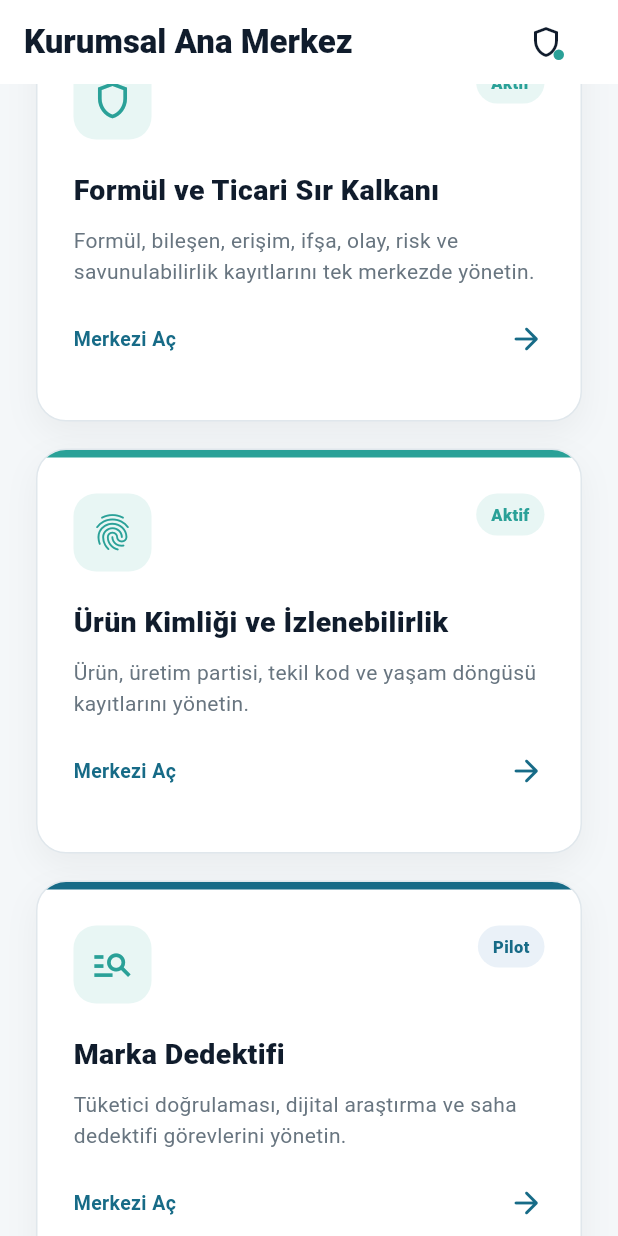
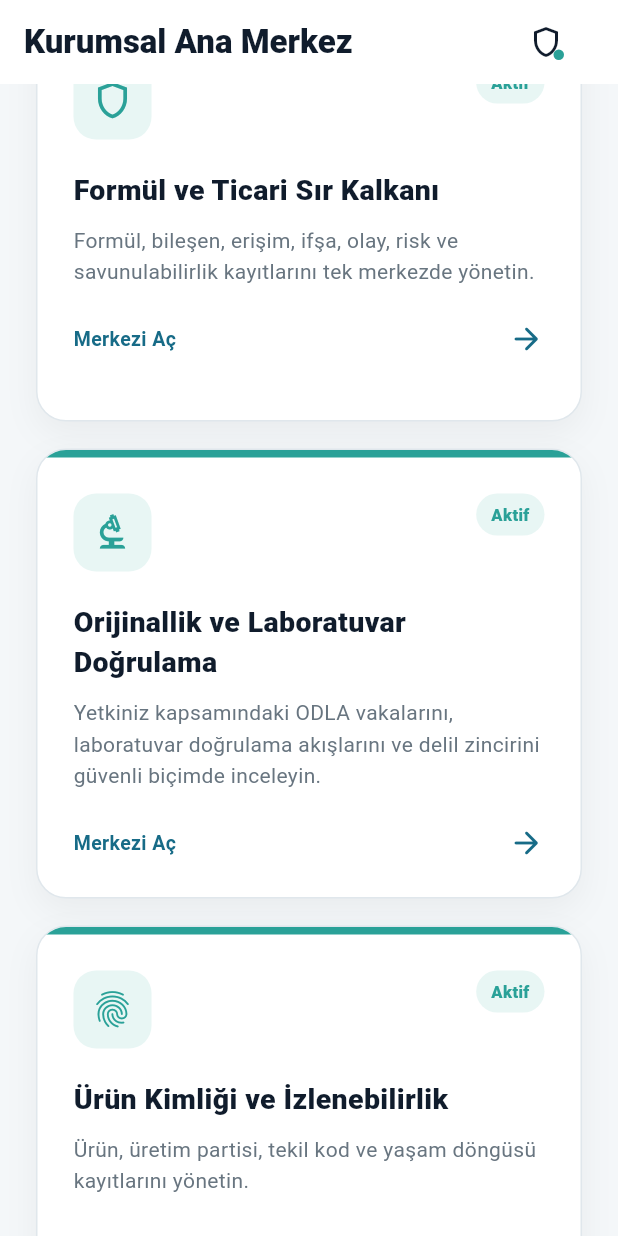
Before and after one commit to oguzhan-dev509/markakalkan, a Flutter app: the CorporateHubPage screen opened directly, scrolled down 1728 dp, on a phone screen of 412 x 824 dp. Run offline on Flutter 3.47's test engine with Material 3 defaults, Android fonts, the phone set to English and light mode, and no system bars; our stand-ins replace cloud_firestore, cloud_functions, file_picker, firebase_auth, firebase_core, firebase_storage and 3 more; missing offline and left inert: dart:js_interop, firebase_app_check, mobile_scanner; accounts and stored records are empty; statements that could not run were skipped.

Commit message:
feat(odla): expose workspace on home

```diff
--- a/lib/app/router.dart
+++ b/lib/app/router.dart
@@ -72,6 +72,7 @@ import 'package:markakalkan/modules/marka_kalkan/sahte_ikiz_sicili/presentation/
 import 'package:markakalkan/modules/marka_kalkan/sahte_ikiz_sicili/presentation/counterfeit_twin_public_radar_page.dart';
 import 'package:markakalkan/modules/marka_kalkan/sahte_ikiz_sicili/presentation/counterfeit_twin_public_detail_page.dart';
 
+import '../features/odla/presentation/odla_workspace_page.dart';
 abstract final class AppRouter {
   static Future<void> openManagementCenter(BuildContext context) {
     return Navigator.of(context).push(
@@ -674,6 +675,15 @@ abstract final class AppRouter {
     );
   }
 
+  static Future<void> openOdlaWorkspace(BuildContext context) {
+    return Navigator.of(context).push(
+      MaterialPageRoute<void>(
+        settings: const RouteSettings(name: '/odla'),
+        builder: (_) => const OdlaWorkspacePage(),
+      ),
+    );
+  }
+
   static Future<void> openRiskOperationsConsole(BuildContext context) {
     final lifecycle = RiskOperationsLifecycleProvider.instance;
     final navigationRequestId = lifecycle.createNavigationRequestId();
--- a/lib/features/dashboard/presentation/corporate_hub_page.dart
+++ b/lib/features/dashboard/presentation/corporate_hub_page.dart
@@ -93,6 +93,15 @@ class _CorporateHubPageState extends State<CorporateHubPage> {
           'Formül, bileşen, erişim, ifşa, olay, risk ve savunulabilirlik '
           'kayıtlarını tek merkezde yönetin.',
       icon: Icons.shield_outlined,
+      status: _ModuleStatus.active,
+    ),
+    _CorporateModule(
+      id: 'odla',
+      title: 'Orijinallik ve Laboratuvar Doğrulama',
+      description:
+          'Yetkiniz kapsamındaki ODLA vakalarını, laboratuvar doğrulama '
+          'akışlarını ve delil zincirini güvenli biçimde inceleyin.',
+      icon: Icons.biotech_outlined,
       status: _ModuleStatus.active,
     ),
     _CorporateModule(
@@ -498,7 +507,35 @@ class _CorporateHubPageState extends State<CorporateHubPage> {
                           .map(
                             (module) => SizedBox(
                               width: cardWidth,
-                              child: module.id == 'cases'
+                              child: module.id == 'odla'
+                                  ? Semantics(
+                                      button: true,
+                                      label:
+                                          'Orijinallik ve Laboratuvar '
+                                          'Doğrulama çalışma alanını aç',
+                                      child: GestureDetector(
+                                        key: const ValueKey(
+                                          'odla-workspace-action',
+                                        ),
+                                        behavior: HitTestBehavior.opaque,
+                                        onTap: () =>
+                                            AppRouter.openOdlaWorkspace(
+                                              context,
+                                            ),
+                                        child: IgnorePointer(
+                                          child: _CorporateModuleCard(
+                                            module: module,
+                                            riskOperationsRouteOpener: widget
+                                                .riskOperationsRouteOpener,
+                                            customsSecurityRouteOpener: widget
+                                                .customsSecurityRouteOpener,
+                                            interventionLegalRouteOpener: widget
+                                                .interventionLegalRouteOpener,
+                                          ),
+                                        ),
+                                      ),
+                                    )
+                                  : module.id == 'cases'
                                   ? Semantics(
                                       button: true,
                                       child: GestureDetector(
--- a/lib/features/home/presentation/widgets/home_solution_families_section.dart
+++ b/lib/features/home/presentation/widgets/home_solution_families_section.dart
@@ -210,6 +210,14 @@ class HomeSolutionFamiliesSection extends StatelessWidget {
             description:
                 'QR veya ürün koduyla ürünün kimliğini ve doğrulama kaydını inceleyin.',
             destination: _Destination.productVerification,
+          ),
+          _ModuleData(
+            icon: Icons.biotech_outlined,
+            title: 'Orijinallik ve Laboratuvar Doğrulama',
+            description:
+                'Ürün ve vaka doğrulamalarını, laboratuvar incelemelerini ve '
+                'delil zincirini güvenli ODLA çalışma alanında yönetin.',
+            destination: _Destination.odla,
           ),
         ],
       ),
@@ -462,6 +470,8 @@ class _ModuleTileState extends State<_ModuleTile> {
         return;
       case _Destination.productVerification:
         return AppRouter.openProductVerification(context);
+      case _Destination.odla:
+        return AppRouter.openOdlaWorkspace(context);
     }
   }
 
@@ -579,6 +589,7 @@ enum _Destination {
   productionBatches,
   productCodes,
   productVerification,
+  odla,
 }
 
 class _FamilyData {
```
